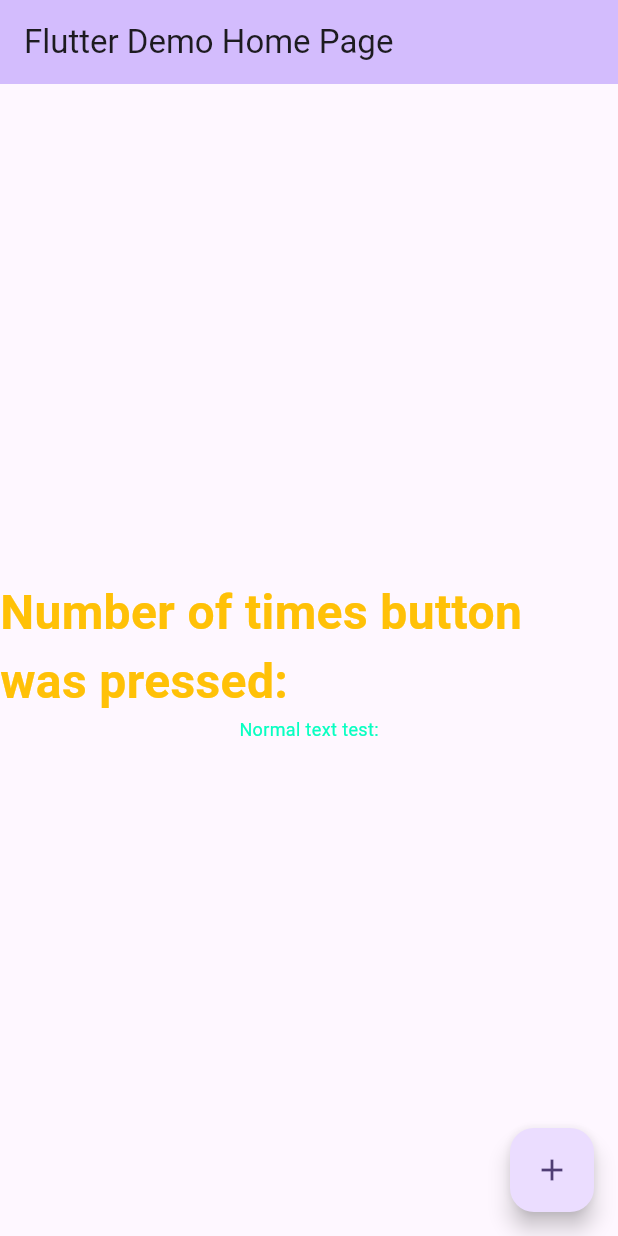
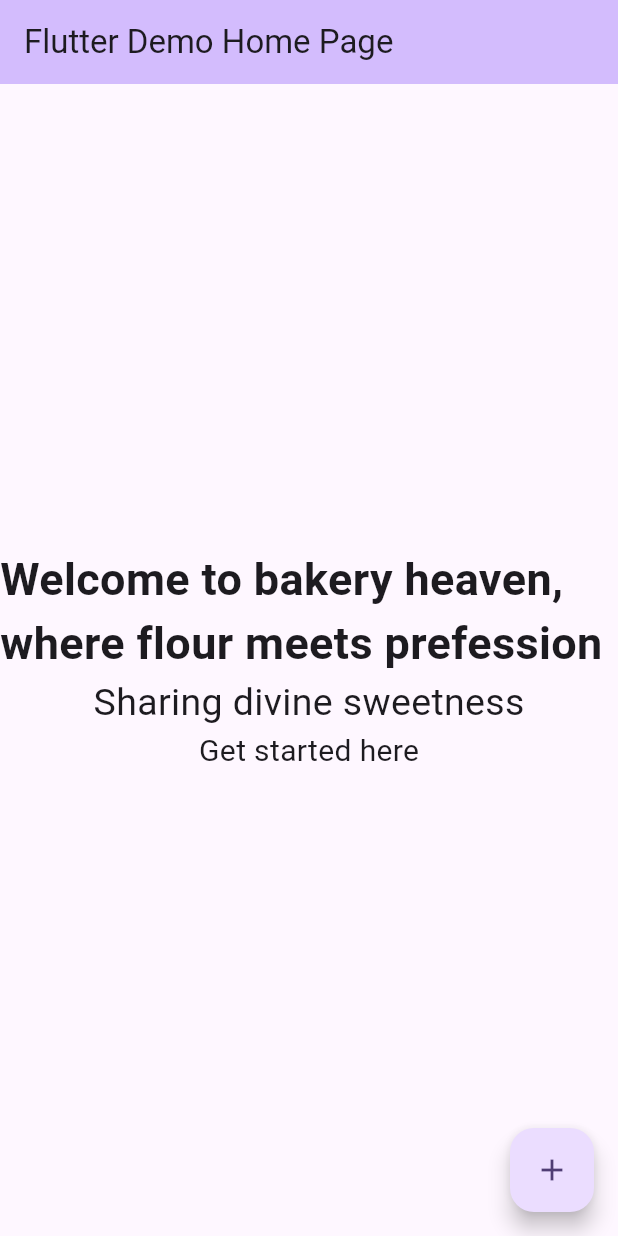
Before and after one commit to AssumptaMw/flutterlearn, a Flutter app: the screen it shows after launch, on a phone screen of 412 x 824 dp. Run offline on Flutter 3.47's test engine with Material 3 defaults, Android fonts, the phone set to English and light mode, and no system bars.

Commit message:
created a text widget that conditionally styles the displayText based on the stylevariant

```diff
--- a/lib/main.dart
+++ b/lib/main.dart
@@ -16,7 +16,8 @@ class MyApp extends StatelessWidget {
         colorScheme: ColorScheme.fromSeed(seedColor: Colors.deepPurple),
         useMaterial3: true,
       ),
-      home: const MyHomePage(title: 'Flutter Demo Home Page'),
+      home: const MyHomePage(title: 'Flutter Demo Home Page', ),
+
     );
   }
 }
--- a/lib/myhomepage.dart
+++ b/lib/myhomepage.dart
@@ -26,12 +26,13 @@ class _MyHomePageState extends State<MyHomePage> {
         backgroundColor: Theme.of(context).colorScheme.inversePrimary,
         title: Text(widget.title),
       ),
-      body:const Center(
+      body: const Center(
         child: Column(
           mainAxisAlignment: MainAxisAlignment.center,
-          children: <Widget>[
-           TextWidget(displayText: "Number of times button was pressed:", styleVariant: 'title',),
-           TextWidget(displayText: "Normal text test:", styleVariant: 'sub-title',),
+          children: [
+            TextWidget(displayText: 'Welcome to bakery heaven, where flour meets prefession', styleVariant: 'title'),
+            TextWidget(displayText: 'Sharing divine sweetness', styleVariant: 'subtitle'),
+            TextWidget(displayText: 'Get started here', styleVariant: 'normal')
           ],
         ),
       ),
--- a/lib/widgets/text.dart
+++ b/lib/widgets/text.dart
@@ -1,16 +1,33 @@
 import 'package:flutter/material.dart';
 
 class TextWidget extends StatelessWidget {
-  const TextWidget({super.key, required this.displayText, required this.styleVariant});
+
+  const TextWidget({
+    super.key,
+    required this.displayText,
+    required this.styleVariant
+  });
+
   final String displayText;
   final String styleVariant; // title, subtitle, normal-text,small-text
 
+
   @override
   Widget build(BuildContext context) {
-     return  Text(displayText,
-    style: (styleVariant =='title')?
-    const TextStyle(fontSize: 32,fontWeight: FontWeight.bold, color: Colors.amber):
-    const TextStyle(fontSize: 12, color: Color.fromARGB(255, 7, 255, 193)) ,
-    );
+    getStyleVariant (String styleVariant){
+    switch (styleVariant) {
+      case 'title':
+        return const TextStyle(fontWeight: FontWeight.bold, fontSize: 30);
+      case 'subtitle':
+        return const TextStyle(fontWeight: FontWeight.normal, fontSize: 25);
+
+      default:
+        return const TextStyle(fontSize: 20);
+    }
+  }
+     return  Text(displayText, style: getStyleVariant(styleVariant));
+
+    //  style: (styleVariant == 'title') ? const TextStyle(fontWeight: FontWeight.bold, fontSize: 30)
+    //   : (styleVariant == 'subtitle')? const TextStyle(fontWeight: FontWeight.normal, fontSize: 25) : const TextStyle(fontSize: 20));
   }
 }
```
Also changed, not shown: pubspec.lock.
